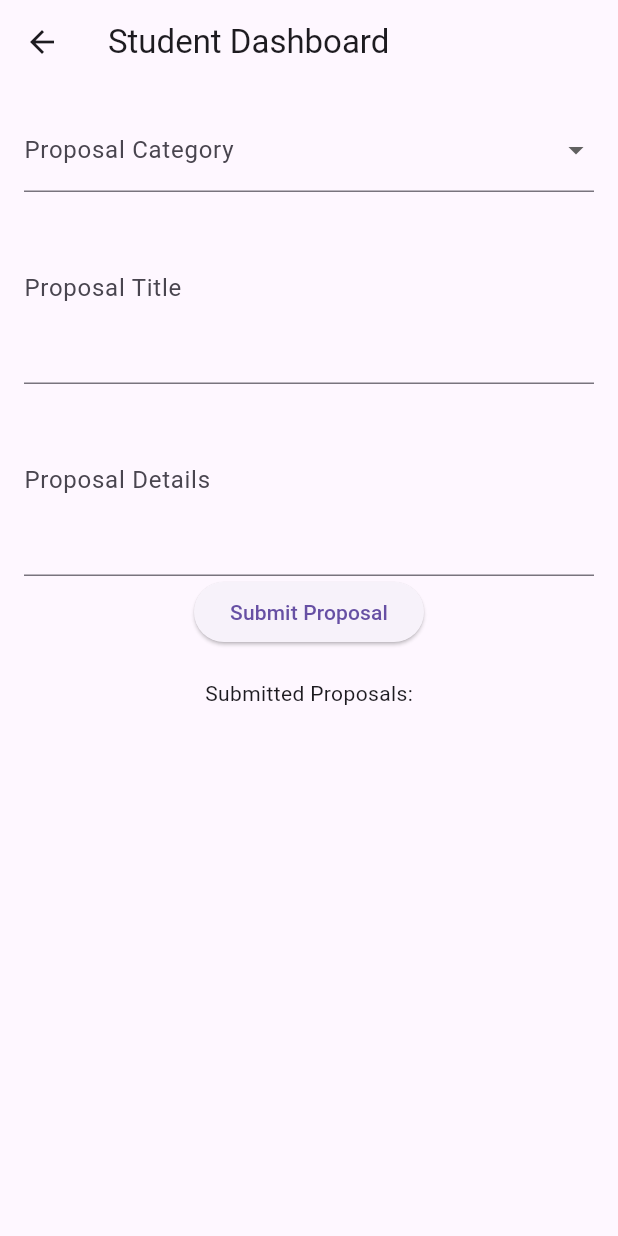
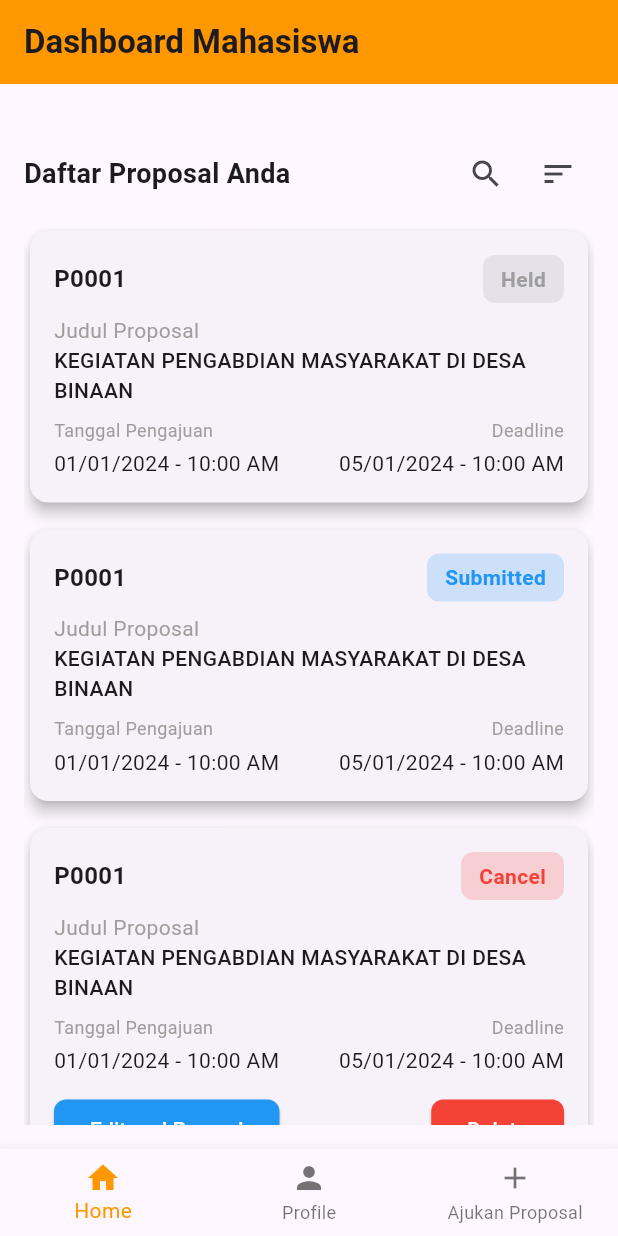
Before and after one commit to shello2k/UAS-SIS-REGULER, a Flutter app: the StudentDashboard screen opened directly, on a phone screen of 412 x 824 dp. Run offline on Flutter 3.47's test engine with Material 3 defaults, Android fonts, the phone set to English and light mode, and no system bars; our stand-ins replace crystal_navigation_bar, device_preview, google_fonts, iconly.

Commit message:
Membuat Dashboard Mahasiswa

```diff
--- /dev/null
+++ b/devtools_options.yaml
@@ -0,0 +1,3 @@
+description: This file stores settings for Dart & Flutter DevTools.
+documentation: https://docs.flutter.dev/tools/devtools/extensions#configure-extension-enablement-states
+extensions:
--- a/lib/main.dart
+++ b/lib/main.dart
@@ -6,6 +6,7 @@ import 'package:flutter_application_1/pages/adminn_dashboard.dart';
 import 'package:flutter_application_1/pages/list_of_request.dart';
 import 'package:flutter_application_1/pages/new_request.dart';
 import 'package:flutter_application_1/pages/notification_page.dart';
+import 'package:flutter_application_1/pages/student_dashboard.dart';
 import 'package:provider/provider.dart';
 import 'app_state.dart';
 import 'login_page.dart';
@@ -31,7 +32,7 @@ class MyApp extends StatelessWidget {
       theme: ThemeData.light(),
       darkTheme: ThemeData.dark(),
       themeMode: ThemeMode.system,
-      home: NewRequest(), // Halaman utama Anda
+      home: StudentDashboard(), // Halaman utama Anda
     );
   }
 }
--- a/lib/pages/student_dashboard.dart
+++ b/lib/pages/student_dashboard.dart
@@ -2,94 +2,248 @@ import 'package:flutter/material.dart';
 import 'package:provider/provider.dart';
 import 'package:flutter_application_1/app_state.dart';
 import 'package:flutter_application_1/models/proposal.dart';
+import 'package:flutter_application_1/widgets/bottom_navbar.dart'; // Sesuaikan dengan lokasi file bottom_navbar.dart
 
-class StudentDashboard extends StatelessWidget {
+class StudentDashboard extends StatefulWidget {
+  @override
+  _StudentDashboardState createState() => _StudentDashboardState();
+}
+
+class _StudentDashboardState extends State<StudentDashboard> {
+  int _selectedIndex = 0;
+
+  void _onItemTapped(int index) {
+    setState(() {
+      _selectedIndex = index;
+    });
+
+    // Tambahkan navigasi sesuai dengan index yang dipilih
+    if (index == 1) {
+      // Navigasi ke halaman Profile
+      Navigator.pushNamed(context, '/profile');
+    } else if (index == 2) {
+      // Navigasi ke halaman Ajukan Proposal Baru
+      Navigator.pushNamed(context, '/ajukan-proposal');
+    }
+  }
+
   @override
   Widget build(BuildContext context) {
-    final appState = Provider.of<AppState>(context);
-
-    final detailsController = TextEditingController();
-    final titleController = TextEditingController();
-    String? selectedCategory;
-
-    void _submitProposal() {
-  if (selectedCategory == null || titleController.text.isEmpty || detailsController.text.isEmpty) {
-    ScaffoldMessenger.of(context).showSnackBar(
-      SnackBar(content: Text('Please complete all fields before submitting.')),
-    );
-    return;
-  }
-
-    final proposal = Proposal(
-      category: selectedCategory!,
-      title: titleController.text,
-      details: detailsController.text,
-      status: 'Submitted',
-    );
-    appState.addProposal(proposal);
-    selectedCategory = null;
-    titleController.clear();
-    detailsController.clear();
-    ScaffoldMessenger.of(context).showSnackBar(
-      SnackBar(content: Text('Proposal Submitted')),
+    return Scaffold(
+      appBar: AppBar(
+        title: const Text(
+          'Dashboard Mahasiswa',
+          style: TextStyle(fontWeight: FontWeight.bold),
+        ),
+        backgroundColor: Colors.orange,
+      ),
+      body: Padding(
+        padding: const EdgeInsets.all(16.0),
+        child: Column(
+          crossAxisAlignment: CrossAxisAlignment.start,
+          children: [
+            const SizedBox(height: 20),
+            Row(
+              mainAxisAlignment: MainAxisAlignment.spaceBetween,
+              children: [
+                const Text(
+                  'Daftar Proposal Anda',
+                  style: TextStyle(
+                    fontSize: 18,
+                    fontWeight: FontWeight.bold,
+                  ),
+                ),
+                Row(
+                  children: [
+                    IconButton(
+                      onPressed: () {
+                        // Logika untuk ikon pencarian
+                      },
+                      icon: const Icon(Icons.search),
+                    ),
+                    IconButton(
+                      onPressed: () {
+                        // Logika untuk ikon sortir
+                      },
+                      icon: const Icon(Icons.sort),
+                    ),
+                  ],
+                ),
+              ],
+            ),
+            const SizedBox(height: 10),
+            Expanded(
+              child: ListView(
+                children: [
+                  _buildProposalCard(context, 'Held'),
+                  const SizedBox(height: 10),
+                  _buildProposalCard(context, 'Submitted'),
+                  const SizedBox(height: 10),
+                  _buildProposalCard(context, 'Cancel'),
+                  const SizedBox(height: 10),
+                  _buildProposalCard(context, 'Approved'),
+                ],
+              ),
+            ),
+          ],
+        ),
+      ),
+      bottomNavigationBar: BottomNavigationBar(
+        items: const <BottomNavigationBarItem>[
+          BottomNavigationBarItem(
+            icon: Icon(Icons.home),
+            label: 'Home',
+          ),
+          BottomNavigationBarItem(
+            icon: Icon(Icons.person),
+            label: 'Profile',
+          ),
+          BottomNavigationBarItem(
+            icon: Icon(Icons.add),
+            label: 'Ajukan Proposal',
+          ),
+        ],
+        currentIndex: _selectedIndex,
+        selectedItemColor: Colors.orange,
+        onTap: _onItemTapped,
+      ),
     );
   }
 
+  Widget _buildProposalCard(BuildContext context, String status) {
+    Color statusColor;
+    switch (status) {
+      case 'Submitted':
+        statusColor = Colors.blue;
+        break;
+      case 'Cancel':
+        statusColor = Colors.red;
+        break;
+      case 'Approved':
+        statusColor = Colors.green;
+        break;
+      default:
+        statusColor = Colors.grey;
+    }
 
-    return Scaffold(
-      appBar: AppBar(title: Text('Student Dashboard')),
-      body: Padding(
+    return Card(
+      elevation: 4,
+      shape: RoundedRectangleBorder(
+        borderRadius: BorderRadius.circular(12),
+      ),
+      child: Padding(
         padding: const EdgeInsets.all(16.0),
         child: Column(
+          crossAxisAlignment: CrossAxisAlignment.start,
           children: [
-            DropdownButtonFormField<String>(
-              value: selectedCategory,
-              items: [
-                'Peminjaman Ruangan',
-                'Peminjaman Asset',
-                'Bimbingan'
-              ].map((subject) {
-                return DropdownMenuItem(
-                  value: subject,
-                  child: Text(subject),
-                );
-              }).toList(),
-              decoration: InputDecoration(labelText: 'Proposal Category'),
-              onChanged: (value) {
-                selectedCategory = value;
-              },
+            Row(
+              mainAxisAlignment: MainAxisAlignment.spaceBetween,
+              children: [
+                const Text(
+                  'P0001',
+                  style: TextStyle(
+                    fontWeight: FontWeight.bold,
+                    fontSize: 16,
+                  ),
+                ),
+                Container(
+                  padding:
+                      const EdgeInsets.symmetric(horizontal: 12, vertical: 6),
+                  decoration: BoxDecoration(
+                    color: statusColor.withOpacity(0.2),
+                    borderRadius: BorderRadius.circular(8),
+                  ),
+                  child: Text(
+                    status,
+                    style: TextStyle(
+                      color: statusColor,
+                      fontWeight: FontWeight.bold,
+                    ),
+                  ),
+                ),
+              ],
             ),
-            TextField(
-              controller: titleController,
-              decoration: InputDecoration(labelText: 'Proposal Title'),
-              maxLines: 4,
-            ),
-            TextField(
-              controller: detailsController,
-              decoration: InputDecoration(labelText: 'Proposal Details'),
-              maxLines: 4,
-            ),
-            ElevatedButton(
-              onPressed: _submitProposal,
-              child: Text('Submit Proposal'),
-            ),
-            SizedBox(height: 20),
-            Text('Submitted Proposals:'),
-            Expanded(
-              child: ListView.builder(
-                itemCount: appState.getProposals().length,
-                itemBuilder: (context, index) {
-                  final proposal = appState.getProposals()[index];
-                  return Card(
-                    child: ListTile(
-                      title: Text('${proposal.category} - ${proposal.title}'),
-                      subtitle: Text(proposal.details),
-                      trailing: Text(proposal.status),
-                    ),
-                  );
-                },
+            const SizedBox(height: 8),
+            const Text(
+              'Judul Proposal',
+              style: TextStyle(
+                fontSize: 14,
+                color: Colors.grey,
               ),
             ),
+            const Text(
+              'KEGIATAN PENGABDIAN MASYARAKAT DI DESA BINAAN',
+              style: TextStyle(
+                fontSize: 14,
+                fontWeight: FontWeight.w500,
+              ),
+            ),
+            const SizedBox(height: 8),
+            Row(
+              mainAxisAlignment: MainAxisAlignment.spaceBetween,
+              children: const [
+                Text(
+                  'Tanggal Pengajuan',
+                  style: TextStyle(fontSize: 12, color: Colors.grey),
+                ),
+                Text(
+                  'Deadline',
+                  style: TextStyle(fontSize: 12, color: Colors.grey),
+                ),
+              ],
+            ),
+            const SizedBox(height: 4),
+            Row(
+              mainAxisAlignment: MainAxisAlignment.spaceBetween,
+              children: const [
+                Text(
+                  '01/01/2024 - 10:00 AM',
+                  style: TextStyle(fontSize: 14),
+                ),
+                Text(
+                  '05/01/2024 - 10:00 AM',
+                  style: TextStyle(fontSize: 14),
+                ),
+              ],
+            ),
+            if (status == 'Cancel') ...[
+              const SizedBox(height: 12),
+              Row(
+                mainAxisAlignment: MainAxisAlignment.spaceBetween,
+                children: [
+                  ElevatedButton(
+                    style: ElevatedButton.styleFrom(
+                      backgroundColor: Colors.blue,
+                      shape: RoundedRectangleBorder(
+                        borderRadius: BorderRadius.circular(8),
+                      ),
+                    ),
+                    onPressed: () {
+                      // Navigasi ke halaman edit dan resend proposal
+                    },
+                    child: const Text(
+                      'Edit and Resend',
+                      style: TextStyle(color: Colors.white),
+                    ),
+                  ),
+                  ElevatedButton(
+                    style: ElevatedButton.styleFrom(
+                      backgroundColor: Colors.red,
+                      shape: RoundedRectangleBorder(
+                        borderRadius: BorderRadius.circular(8),
+                      ),
+                    ),
+                    onPressed: () {
+                      // Logika untuk menghapus proposal
+                    },
+                    child: const Text(
+                      'Delete',
+                      style: TextStyle(color: Colors.white),
+                    ),
+                  ),
+                ],
+              ),
+            ],
           ],
         ),
       ),
```
Also changed, not shown: pubspec.lock.
